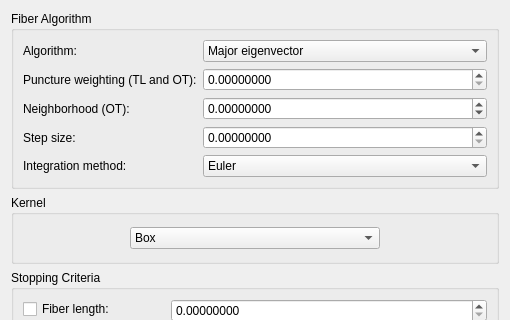
Before: the Qt Designer form src/Interface/Modules/Teem/TendFiber.ui in SCIInstitute/SCIRun, drawn with Qt 5; both pictures show x 0 to 510 and y 0 to 320 of the 510 by 460 pixel window.
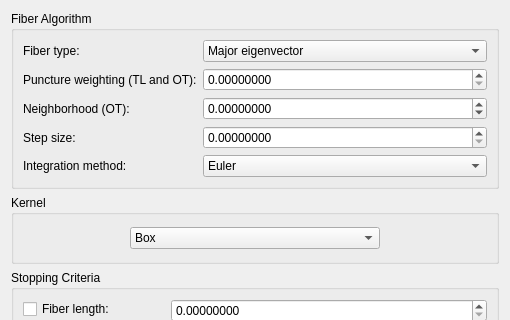
After: the same form once the commit is applied.

Patch:
```diff
--- a/src/Interface/Modules/Teem/TendFiber.ui
+++ b/src/Interface/Modules/Teem/TendFiber.ui
@@ -38,7 +38,7 @@
       <item row="0" column="0">
        <widget class="QLabel" name="label_4">
         <property name="text">
-         <string>Algorithm:</string>
+         <string>Fiber type:</string>
         </property>
        </widget>
       </item>
```
Left out of the diff: 2 changed lines with no effect on the pictures.
